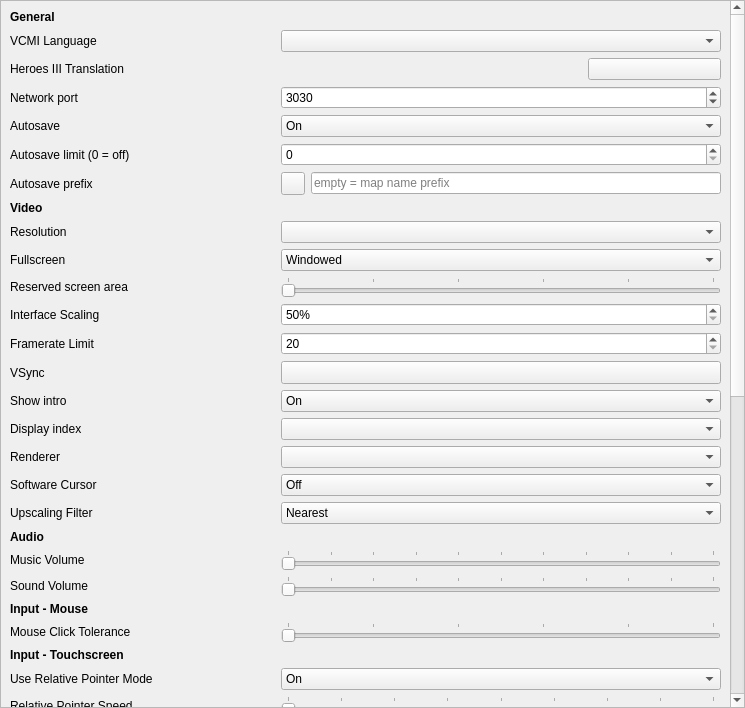
First picture: the form in launcher/settingsView/csettingsview_moc.ui, repository vcmi/vcmi, before the edit.
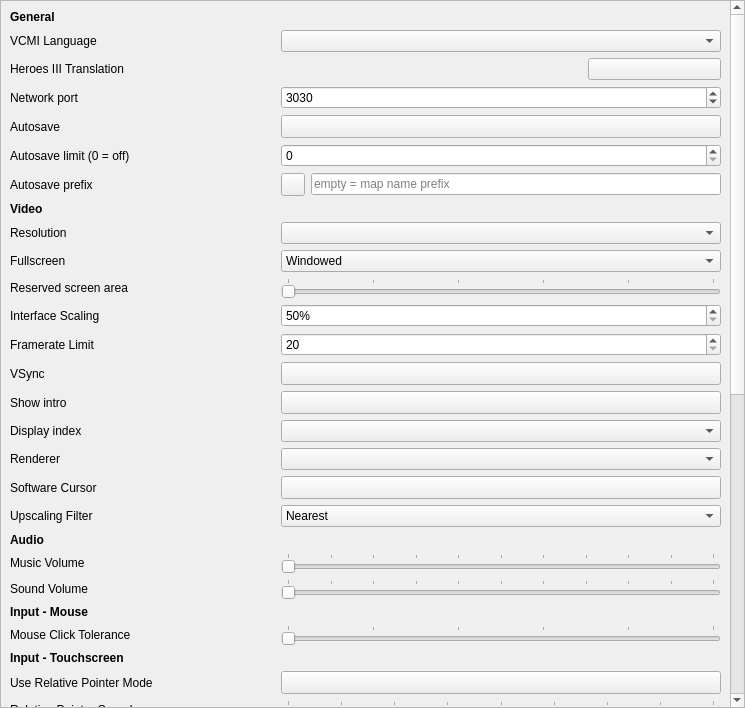
Second picture: the form after the edit.

Commit message: Converted 2-state dropdowns into toggle buttons

What changed in the file:
```diff
--- a/launcher/settingsView/csettingsview_moc.ui
+++ b/launcher/settingsView/csettingsview_moc.ui
@@ -49,7 +49,7 @@
         <x>0</x>
         <y>0</y>
         <width>729</width>
-        <height>1335</height>
+        <height>1340</height>
        </rect>
       </property>
       <layout class="QGridLayout" name="gridLayout" columnstretch="2,0,1,1,1">
@@ -480,23 +480,6 @@
          </property>
         </widget>
        </item>
-       <item row="18" column="1" colspan="4">
-        <widget class="QComboBox" name="comboBoxShowIntro">
-         <property name="currentIndex">
-          <number>1</number>
-         </property>
-         <item>
-          <property name="text">
-           <string>Off</string>
-          </property>
-         </item>
-         <item>
-          <property name="text">
-           <string>On</string>
-          </property>
-         </item>
-        </widget>
-       </item>
        <item row="46" column="0">
         <widget class="QLabel" name="labelNetwork">
          <property name="font">
@@ -656,23 +639,6 @@
          </property>
         </widget>
        </item>
-       <item row="30" column="1" colspan="4">
-        <widget class="QComboBox" name="comboBoxRelativeCursorMode">
-         <property name="currentIndex">
-          <number>1</number>
-         </property>
-         <item>
-          <property name="text">
-           <string>Off</string>
-          </property>
-         </item>
-         <item>
-          <property name="text">
-           <string>On</string>
-          </property>
-         </item>
-        </widget>
-       </item>
        <item row="33" column="0">
         <widget class="QLabel" name="labelLongTouchDuration">
          <property name="text">
@@ -759,23 +725,6 @@
          </property>
         </widget>
        </item>
-       <item row="21" column="1" colspan="4">
-        <widget class="QComboBox" name="comboBoxCursorType">
-         <property name="currentIndex">
-          <number>0</number>
-         </property>
-         <item>
-          <property name="text">
-           <string>Off</string>
-          </property>
-         </item>
-         <item>
-          <property name="text">
-           <string>On</string>
-          </property>
-         </item>
-        </widget>
-       </item>
        <item row="13" column="0">
         <widget class="QLabel" name="labelInterfaceScaling">
          <property name="text">
@@ -847,23 +796,6 @@
          </property>
         </widget>
        </item>
-       <item row="6" column="1" colspan="4">
-        <widget class="QComboBox" name="comboBoxAutoSave">
-         <property name="currentIndex">
-          <number>1</number>
-         </property>
-         <item>
-          <property name="text">
-           <string>Off</string>
-          </property>
-         </item>
-         <item>
-          <property name="text">
-           <string>On</string>
-          </property>
-         </item>
-        </widget>
-       </item>
        <item row="1" column="1" colspan="4">
         <widget class="QComboBox" name="comboBoxLanguage"/>
        </item>
@@ -1143,6 +1075,86 @@
          </property>
         </widget>
        </item>
+       <item row="18" column="1" colspan="4">
+        <widget class="QToolButton" name="buttonShowIntro">
+         <property name="sizePolicy">
+          <sizepolicy hsizetype="Minimum" vsizetype="Fixed">
+           <horstretch>0</horstretch>
+           <verstretch>0</verstretch>
+          </sizepolicy>
+         </property>
+         <property name="text">
+          <string/>
+         </property>
+         <property name="checkable">
+          <bool>true</bool>
+         </property>
+        </widget>
+       </item>
+       <item row="21" column="1" colspan="4">
+        <widget class="QToolButton" name="buttonCursorType">
+         <property name="sizePolicy">
+          <sizepolicy hsizetype="Minimum" vsizetype="Fixed">
+           <horstretch>0</horstretch>
+           <verstretch>0</verstretch>
+          </sizepolicy>
+         </property>
+         <property name="text">
+          <string/>
+         </property>
+         <property name="checkable">
+          <bool>true</bool>
+         </property>
+        </widget>
+       </item>
+       <item row="30" column="1" colspan="4">
+        <widget class="QToolButton" name="buttonRelativeCursorMode">
+         <property name="sizePolicy">
+          <sizepolicy hsizetype="Minimum" vsizetype="Fixed">
+           <horstretch>0</horstretch>
+           <verstretch>0</verstretch>
+          </sizepolicy>
+         </property>
+         <property name="text">
+          <string/>
+         </property>
+         <property name="checkable">
+          <bool>true</bool>
+         </property>
+        </widget>
+       </item>
+       <item row="32" column="1" colspan="4">
+        <widget class="QToolButton" name="buttonHapticFeedback">
+         <property name="sizePolicy">
+          <sizepolicy hsizetype="Minimum" vsizetype="Fixed">
+           <horstretch>0</horstretch>
+           <verstretch>0</verstretch>
+          </sizepolicy>
+         </property>
+         <property name="text">
+          <string/>
+         </property>
+         <property name="checkable">
+          <bool>true</bool>
+         </property>
+        </widget>
+       </item>
+       <item row="6" column="1" colspan="4">
+        <widget class="QToolButton" name="buttonAutoSave">
+         <property name="sizePolicy">
+          <sizepolicy hsizetype="Minimum" vsizetype="Fixed">
+           <horstretch>0</horstretch>
+           <verstretch>0</verstretch>
+          </sizepolicy>
+         </property>
+         <property name="text">
+          <string/>
+         </property>
+         <property name="checkable">
+          <bool>true</bool>
+         </property>
+        </widget>
+       </item>
       </layout>
      </widget>
     </widget>
```
Left out of the diff: 17 changed lines with no effect on the pictures. The commit also changes 2 other files.
